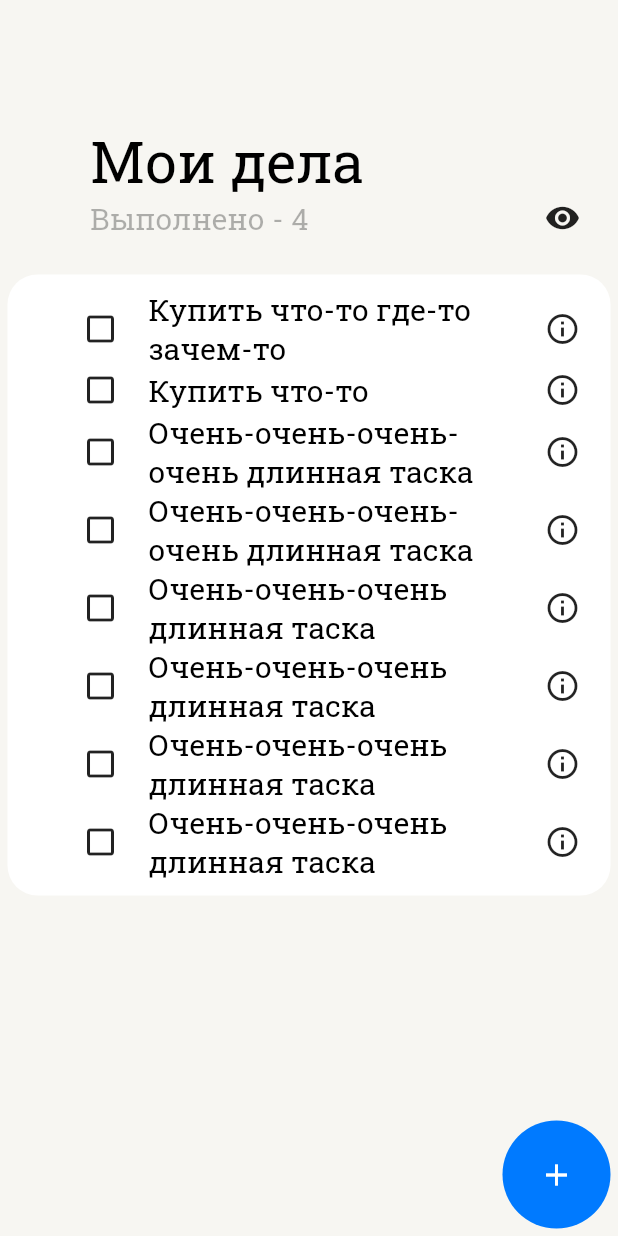
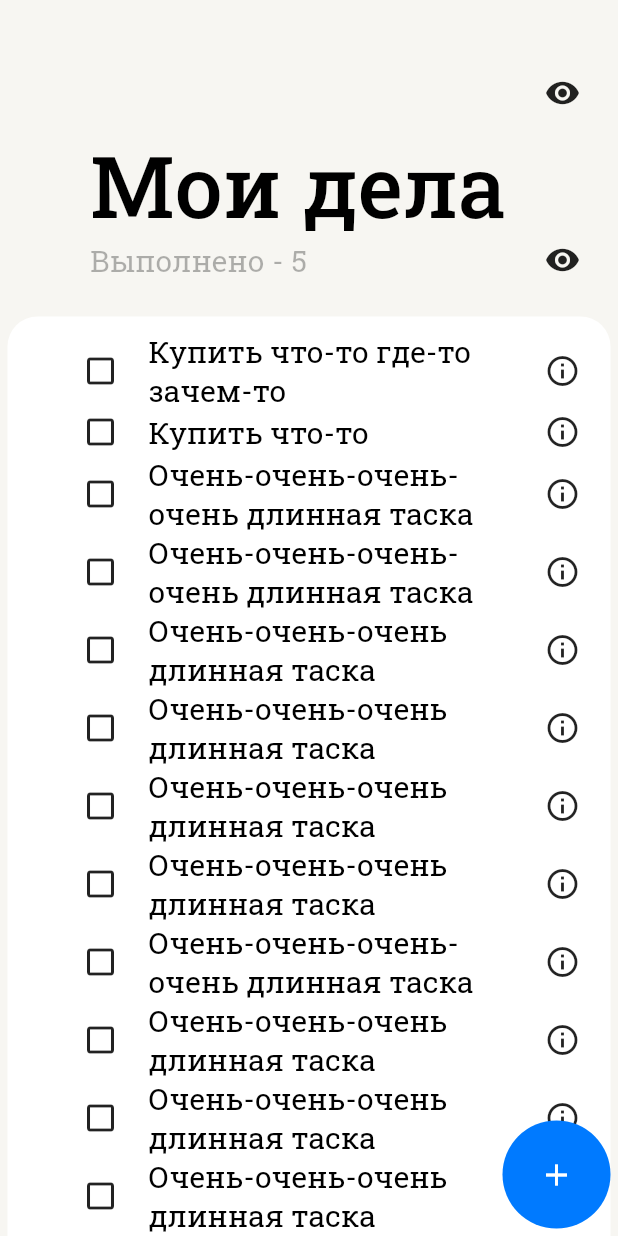
Before and after one commit to medvalna/ToDoList, a Flutter app: the screen it shows after launch, on a phone screen of 412 x 824 dp. Run offline on Flutter 3.47's test engine with Material 2 defaults, Android fonts, the phone set to English and light mode, and no system bars.

```diff
--- a/lib/main.dart
+++ b/lib/main.dart
@@ -1,6 +1,9 @@
 import 'package:flutter/material.dart';
 import 'package:to_do_list/adaptivity/colours.dart';
+import 'package:to_do_list/widgets/appbar.dart';
 import 'package:to_do_list/widgets/header.dart';
+import 'package:to_do_list/widgets/tasklist.dart';
+
 import 'package:to_do_list/widgets/todotile.dart';
 
 import 'adaptivity/font_sizes.dart';
@@ -10,6 +13,7 @@ void main() {
 }
 
 class MyApp extends StatelessWidget {
+
   @override
   Widget build(BuildContext context) {
     return MaterialApp(
@@ -20,39 +24,19 @@ class MyApp extends StatelessWidget {
       home: Scaffold(
         backgroundColor: back_light,
         body: Stack(
+          fit: StackFit.expand,
           children: [
-            Container(
-              child: Column(
-                children: [
-                  Column(
-                    children: [
-                      header("4"),
-                      Container(
-                        margin: EdgeInsets.all(5),
-                        padding: EdgeInsets.only(
-                            right: 20, left: 10, top: 10, bottom: 10),
-                        decoration: BoxDecoration(
-                          borderRadius: BorderRadius.circular(20),
-                          color: tileback_light,
-                        ),
-                        child: Column(
-                          children: [
-                            ToDoTile("Купить что-то где-то зачем-то"),
-                            ToDoTile("Купить что-то"),
-                            ToDoTile("Очень-очень-очень-очень длинная таска"),
-                            ToDoTile("Очень-очень-очень-очень длинная таска"),
-                            ToDoTile("Очень-очень-очень длинная таска"),
-                            ToDoTile("Очень-очень-очень длинная таска"),
-                            ToDoTile("Очень-очень-очень длинная таска"),
-                            ToDoTile("Очень-очень-очень длинная таска"),
-                          ],
-                        ),
-                      ),
-                    ],
+            CustomScrollView(
+              slivers: [
+                appBar(true),
+                const SliverToBoxAdapter(
+                  child: SizedBox(
+                    height: 46,
+                    child: header("5"),
                   ),
-
-                ],
-              ),
+                ),
+                taskList(true),
+              ],
             ),
             Align(
               alignment: Alignment.bottomRight,
--- a/lib/widgets/header.dart
+++ b/lib/widgets/header.dart
@@ -1,22 +1,17 @@
 import 'package:flutter/material.dart';
 import 'package:to_do_list/adaptivity/colours.dart';
 import 'package:to_do_list/adaptivity/font_sizes.dart';
+
 class header extends StatelessWidget {
   final String number;
-
   const header(this.number);
-
   @override
   Widget build(BuildContext context) {
     return Container(
-      padding: EdgeInsets.only(top: 82, left: 60, right: 25),
+      padding: EdgeInsets.only(left: 60, right: 25),
       child: Column(
         crossAxisAlignment: CrossAxisAlignment.start,
         children: [
-          Text(
-            "Мои дела",
-            style: TextStyle(fontSize: largetitle, color: maintext),
-          ),
           Row(
             children: [
               Text(
@@ -30,7 +25,6 @@ class header extends StatelessWidget {
                   style: TextStyle(fontSize: body, color: secondarytext),
                 ),
               ),
-
               new Spacer(),
               Container(
                 //TODO место для кнопки раскрытия сделанных тасок
--- /dev/null
+++ b/lib/widgets/tasklist.dart
@@ -0,0 +1,44 @@
+import 'package:flutter/material.dart';
+import 'package:to_do_list/adaptivity/colours.dart';
+import 'package:to_do_list/widgets/todotile.dart';
+import 'package:to_do_list/adaptivity/font_sizes.dart';
+
+class taskList extends StatelessWidget {
+  final bool tapped;
+  const taskList(this.tapped);
+  @override
+  Widget build(BuildContext context) {
+    return SliverList(
+      delegate: SliverChildListDelegate(
+        [
+          Container(
+            margin: EdgeInsets.all(5),
+            padding: EdgeInsets.only(
+                right: 20, left: 10, top: 10, bottom: 10),
+            decoration: BoxDecoration(
+              borderRadius: BorderRadius.circular(20),
+              color: tileback_light,
+            ),
+            child: Column(
+              children: [
+                ToDoTile("Купить что-то где-то зачем-то"),
+                ToDoTile("Купить что-то"),
+                ToDoTile("Очень-очень-очень-очень длинная таска"),
+                ToDoTile("Очень-очень-очень-очень длинная таска"),
+                ToDoTile("Очень-очень-очень длинная таска"),
+                ToDoTile("Очень-очень-очень длинная таска"),
+                ToDoTile("Очень-очень-очень длинная таска"),
+                ToDoTile("Очень-очень-очень длинная таска"),
+                ToDoTile("Очень-очень-очень-очень длинная таска"),
+                ToDoTile("Очень-очень-очень длинная таска"),
+                ToDoTile("Очень-очень-очень длинная таска"),
+                ToDoTile("Очень-очень-очень длинная таска"),
+                ToDoTile("Очень-очень-очень длинная таска"),
+              ],
+            ),
+          ),
+        ],
+      ),
+    );
+  }
+}
```
Also changed, not shown: lib/widgets/appbar.dart (added, +41 -0 lines).
